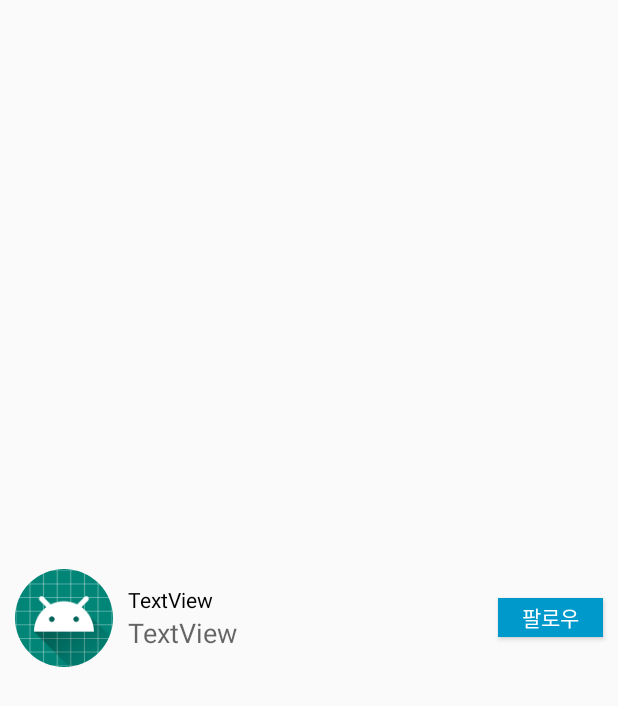
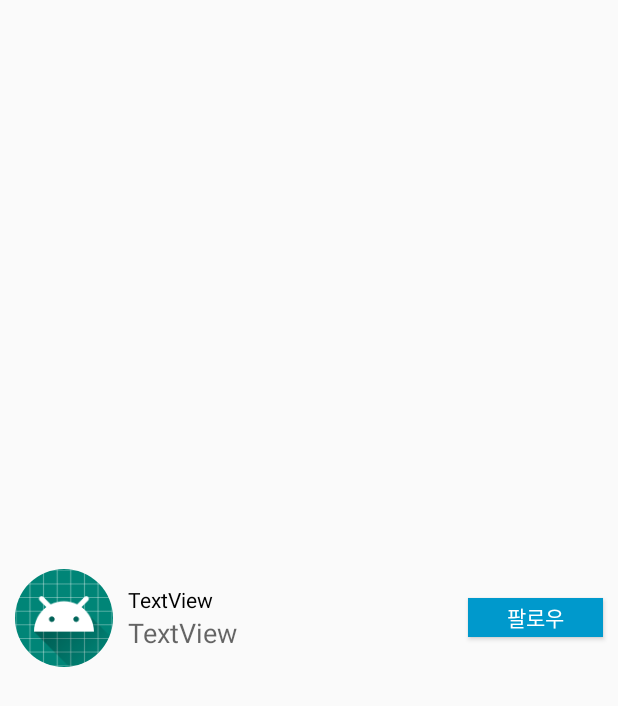
Before and after one commit to ezenstagram/Izenstagram, an Android app: the layout follower_tab_row.xml on its own in the app's theme, with its tools: preview values and no code run, on a phone screen of 412 x 824 dp. Shown: the top 706 px of the screen. Run offline under Robolectric (Android 15) with nearby library versions, the phone set to English and light mode, and no system bars.

Commit message:
다른 사람 프로필 보기 수정

```diff
--- a/Izenstargram/app/src/main/res/layout/follower_tab_row.xml
+++ b/Izenstargram/app/src/main/res/layout/follower_tab_row.xml
@@ -39,7 +39,7 @@
 
     <Button
         android:id="@+id/button"
-        android:layout_width="70dp"
+        android:layout_width="90dp"
         android:layout_height="26dp"
         android:layout_marginRight="10dp"
         android:background="@android:color/holo_blue_dark"
--- a/Izenstargram/app/src/main/res/values/styles.xml
+++ b/Izenstargram/app/src/main/res/values/styles.xml
@@ -6,9 +6,6 @@
         <item name="colorPrimary">@color/colorPrimary</item>
         <item name="colorPrimaryDark">@color/colorPrimaryDark</item>
         <item name="colorAccent">@color/colorAccent</item>
-
-        <item name="windowActionBar">false</item>
-        <item name="windowNoTitle">true</item>
     </style>
 
     <style name="Divider">
```
